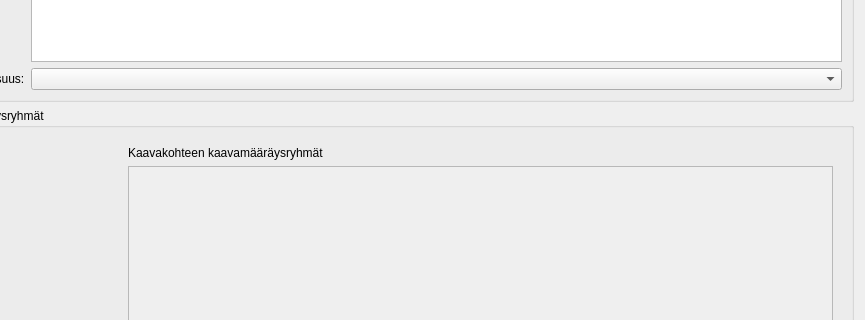
Above: arho_feature_template/gui/dialogs/plan_feature_form.ui from GispoCoding/arho-qgis-plugin before the change; both pictures show x 84 to 949 and y 81 to 401 of the 949 by 749 pixel window. Below: the same form after it.
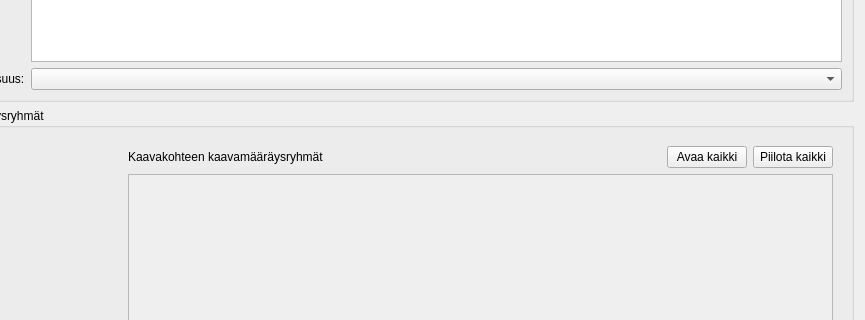
That is the form after the change. Custom widgets are drawn as their Qt base class.

Commit message:
test new regulation group widget contents layout
Regulations cannot be modified inside regulation group widget now. Tooltips and concise list are used to show group contents.
Group heading and letter code are shown directly as the widget heading/title.

```diff
--- a/arho_feature_template/gui/dialogs/plan_feature_form.ui
+++ b/arho_feature_template/gui/dialogs/plan_feature_form.ui
@@ -101,6 +101,8 @@
        <widget class="QWidget" name="regulation_groups_widget" native="true">
         <layout class="QVBoxLayout" name="verticalLayout">
          <item>
+          <layout class="QHBoxLayout" name="horizontalLayout_3">
+           <item>
           <widget class="QLabel" name="label">
            <property name="text">
             <string>Kaavakohteen kaavamääräysryhmät</string>
@@ -108,6 +110,35 @@
           </widget>
          </item>
          <item>
+            <spacer name="horizontalSpacer">
+             <property name="orientation">
+              <enum>Qt::Horizontal</enum>
+             </property>
+             <property name="sizeHint" stdset="0">
+              <size>
+               <width>40</width>
+               <height>20</height>
+              </size>
+             </property>
+            </spacer>
+           </item>
+           <item>
+            <widget class="QPushButton" name="expand_all_btn">
+             <property name="text">
+              <string>Avaa kaikki</string>
+             </property>
+            </widget>
+           </item>
+           <item>
+            <widget class="QPushButton" name="hide_all_btn">
+             <property name="text">
+              <string>Piilota kaikki</string>
+             </property>
+            </widget>
+           </item>
+          </layout>
+         </item>
+         <item>
           <widget class="QScrollArea" name="plan_regulation_group_scrollarea">
            <property name="widgetResizable">
             <bool>true</bool>
@@ -118,7 +149,7 @@
               <x>0</x>
               <y>0</y>
               <width>667</width>
-              <height>426</height>
+              <height>416</height>
              </rect>
             </property>
             <layout class="QVBoxLayout" name="verticalLayout_2"/>
```
Lines whose indentation alone changed are shown as unchanged. The commit also changes 9 other files.
